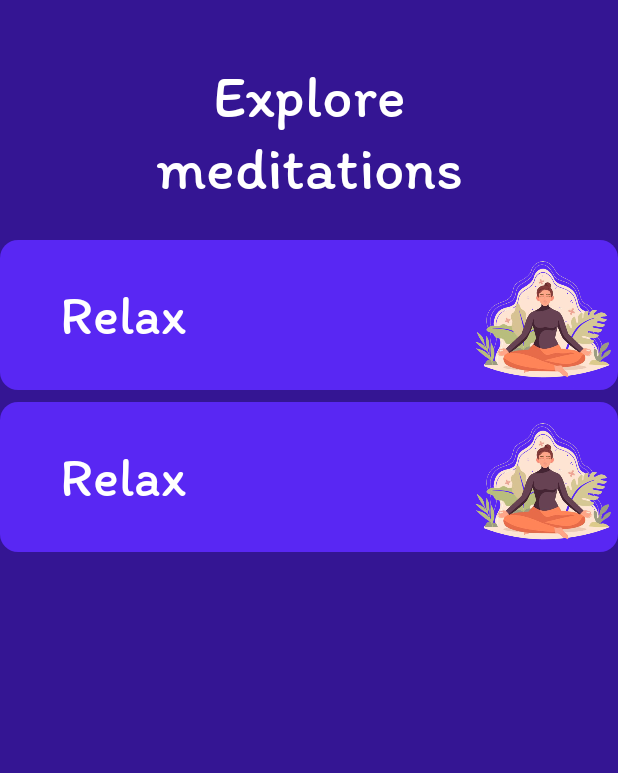
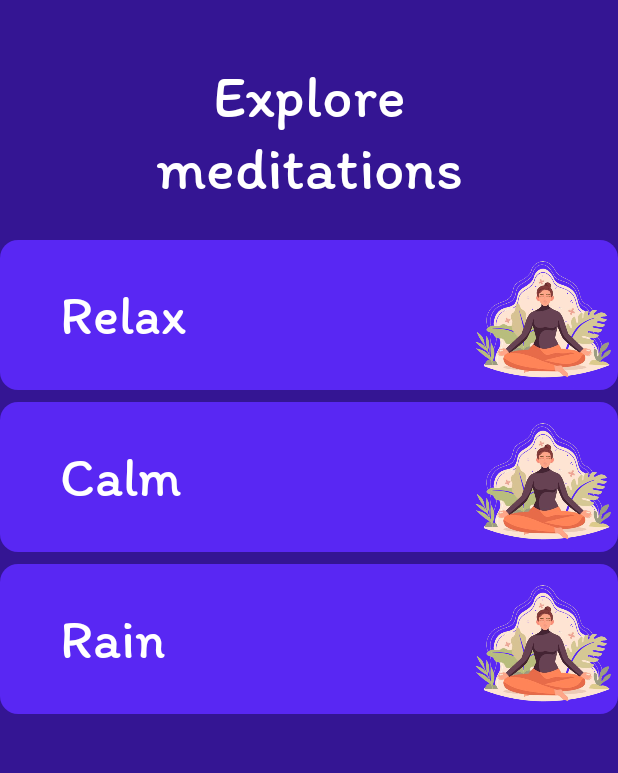
Before and after one commit to Initye/Medistation_MeditationApp, an Android app built with Jetpack Compose: the screen it shows after launch (MainActivity), on a phone screen of 412 x 824 dp, the part 297-1070 px from its top. Run offline under Robolectric (Android 15) with nearby library versions, the phone set to English and light mode, and no system bars.

Commit message:
New logic, new UI
Logic for meditation animation

```diff
--- a/app/src/main/java/com/example/medistation/MainActivity.kt
+++ b/app/src/main/java/com/example/medistation/MainActivity.kt
@@ -16,6 +16,9 @@ import androidx.compose.ui.tooling.preview.Preview
 import androidx.navigation.compose.NavHost
 import androidx.navigation.compose.composable
 import androidx.navigation.compose.rememberNavController
+import com.example.medistation.ui.meditationSelect.meditationsPages.CalmMed
+import com.example.medistation.ui.meditationSelect.meditationsPages.RainMed
+import com.example.medistation.ui.meditationSelect.meditationsPages.RelaxMed
 import com.example.medistation.ui.pages.MeditationPage
 import com.example.medistation.ui.pages.StartPage
 import com.example.medistation.ui.theme.MedistationTheme
@@ -33,7 +36,16 @@ class MainActivity : ComponentActivity() {
                     StartPage(navController)
                 }
                 composable("meditationPage") {
-                    MeditationPage()
+                    MeditationPage(navController)
+                }
+                composable("relaxMed") {
+                    RelaxMed()
+                }
+                composable("calmMed") {
+                    CalmMed()
+                }
+                composable("rainMed") {
+                    RainMed()
                 }
             })
             //Start from startPage and go to meditationPage after delay
--- a/app/src/main/java/com/example/medistation/ui/meditationSelect/element.kt
+++ b/app/src/main/java/com/example/medistation/ui/meditationSelect/element.kt
@@ -1,7 +1,9 @@
 package com.example.medistation.ui.meditationSelect
+
 
 import androidx.compose.foundation.Image
 import androidx.compose.foundation.background
+import androidx.compose.foundation.clickable
 import androidx.compose.foundation.layout.Box
 import androidx.compose.foundation.layout.Row
 import androidx.compose.foundation.layout.Spacer
@@ -25,18 +27,24 @@ import com.example.medistation.R
 import com.example.medistation.ui.theme.itimFont
 
 @Composable
-fun Element(modifier: Modifier = Modifier) {
+fun Element(
+    modifier: Modifier = Modifier,
+    onClick: () -> Unit,
+    title: String,
+    image: Int,
+) {
     Box(
         modifier = Modifier
             .fillMaxWidth()
             .clip(RoundedCornerShape(12.dp))
-            .background(BackgroundElement),
+            .background(BackgroundElement)
+            .clickable{ onClick( ) }
     ) {
         Row(
             verticalAlignment = Alignment.CenterVertically
         ) {
             Text(
-                text = "Relax",
+                text = title,
                 fontSize = 36.sp,
                 color = Color.White,
                 modifier = Modifier.padding(start = 40.dp),
@@ -45,16 +53,27 @@ fun Element(modifier: Modifier = Modifier) {
             Spacer(modifier.weight(1f))
             Image(
                 modifier = Modifier.size(100.dp),
-                painter = painterResource(R.drawable.meditate),
+                painter = painterResource(id = image),
                 contentDescription = ""
             )
         }
     }
 }
-
+//Make a dataclass for elements displaying
+data class MeditationItem (
+    val title: String,
+    val image: Int,
+    val destination: String
+)
+//Set values for dataclass
+val meditations = listOf(
+    MeditationItem("Relax", R.drawable.meditate, "relaxMed"),
+    MeditationItem("Calm", R.drawable.meditate, "calmMed"),
+    MeditationItem("Rain", R.drawable.meditate, "rainMed"),
+)
 
 @Preview
 @Composable
 fun ElementPreview() {
-    Element()
+    Element(onClick = {}, title = "", image = R.drawable.meditate)
 }
--- a/app/src/main/java/com/example/medistation/ui/pages/MeditationsPage.kt
+++ b/app/src/main/java/com/example/medistation/ui/pages/MeditationsPage.kt
@@ -24,14 +24,17 @@ import androidx.compose.ui.tooling.preview.Preview
 import androidx.compose.ui.unit.dp
 import androidx.compose.ui.unit.sp
 import androidx.compose.ui.zIndex
+import androidx.navigation.NavController
 import com.example.medistation.R
 import com.example.medistation.ui.meditationSelect.Element
+import com.example.medistation.ui.meditationSelect.meditations
 import com.example.medistation.ui.theme.BackgroundPage
 import com.example.medistation.ui.theme.itimFont
+import androidx.compose.foundation.lazy.items
 
 
 @Composable
-fun MeditationPage(modifier: Modifier = Modifier) {
+fun MeditationPage(navController: NavController, modifier: Modifier = Modifier) {
     Box (
         modifier = modifier
             .fillMaxSize()
@@ -60,10 +63,16 @@ fun MeditationPage(modifier: Modifier = Modifier) {
                 fontFamily = itimFont, fontWeight = FontWeight.Normal
             )
             Spacer(Modifier.height(24.dp))
-            //Place to implement buttons for selection of meditation
+
             LazyColumn {
-                items(2) {
-                    Element()
+                items(meditations) { item ->
+                    Element(
+                        title = item.title,
+                        image = item.image,
+                        onClick = {
+                            navController.navigate(item.destination)
+                        }
+                    )
                     Spacer(Modifier.height(8.dp))
                 }
             }
@@ -74,5 +83,5 @@ fun MeditationPage(modifier: Modifier = Modifier) {
 @Preview
 @Composable
 fun MeditationPagePreview() {
-    MeditationPage()
+    MeditationPage(navController = TODO())
 }
```
Also changed, not shown: app/src/main/java/com/example/medistation/ui/meditationSelect/meditationsPages/calmMed.kt (added, +116 -0 lines), app/src/main/java/com/example/medistation/ui/meditationSelect/meditationsPages/rainMed.kt (added, +116 -0 lines), app/src/main/java/com/example/medistation/ui/meditationSelect/meditationsPages/relaxMed.kt (added, +116 -0 lines).
